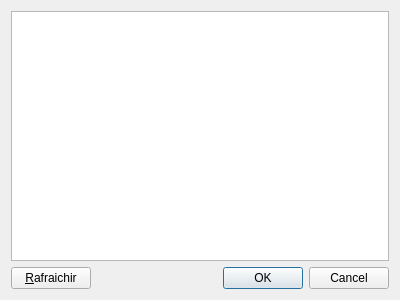
First picture: the form in Qt/elevelist.ui, repository Swoking/COAC2016, before the edit.
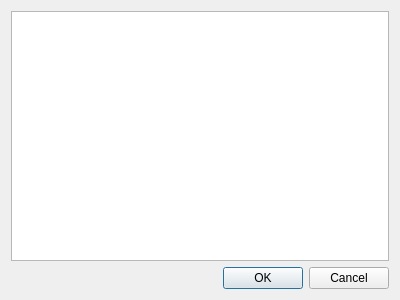
Second picture: the form after the edit.

Patch:
```diff
--- a/Qt/elevelist.ui
+++ b/Qt/elevelist.ui
@@ -18,28 +18,6 @@
     <widget class="QTreeView" name="treeListEleve"/>
    </item>
    <item row="1" column="0">
-    <layout class="QHBoxLayout" name="horizontalLayout">
-     <item>
-      <widget class="QPushButton" name="pushButton">
-       <property name="text">
-        <string>&amp;Rafraichir</string>
-       </property>
-      </widget>
-     </item>
-     <item>
-      <spacer name="horizontalSpacer">
-       <property name="orientation">
-        <enum>Qt::Horizontal</enum>
-       </property>
-       <property name="sizeHint" stdset="0">
-        <size>
-         <width>40</width>
-         <height>20</height>
-        </size>
-       </property>
-      </spacer>
-     </item>
-     <item>
       <widget class="QDialogButtonBox" name="buttonBox">
        <property name="orientation">
         <enum>Qt::Horizontal</enum>
@@ -49,7 +27,8 @@
        </property>
       </widget>
      </item>
-    </layout>
+   <item row="0" column="0">
+    <widget class="QTreeView" name="treeListEleve"/>
    </item>
   </layout>
  </widget>
```
Left out of the diff: 3 changed lines with no effect on the pictures. Lines whose indentation alone changed are shown as unchanged.
